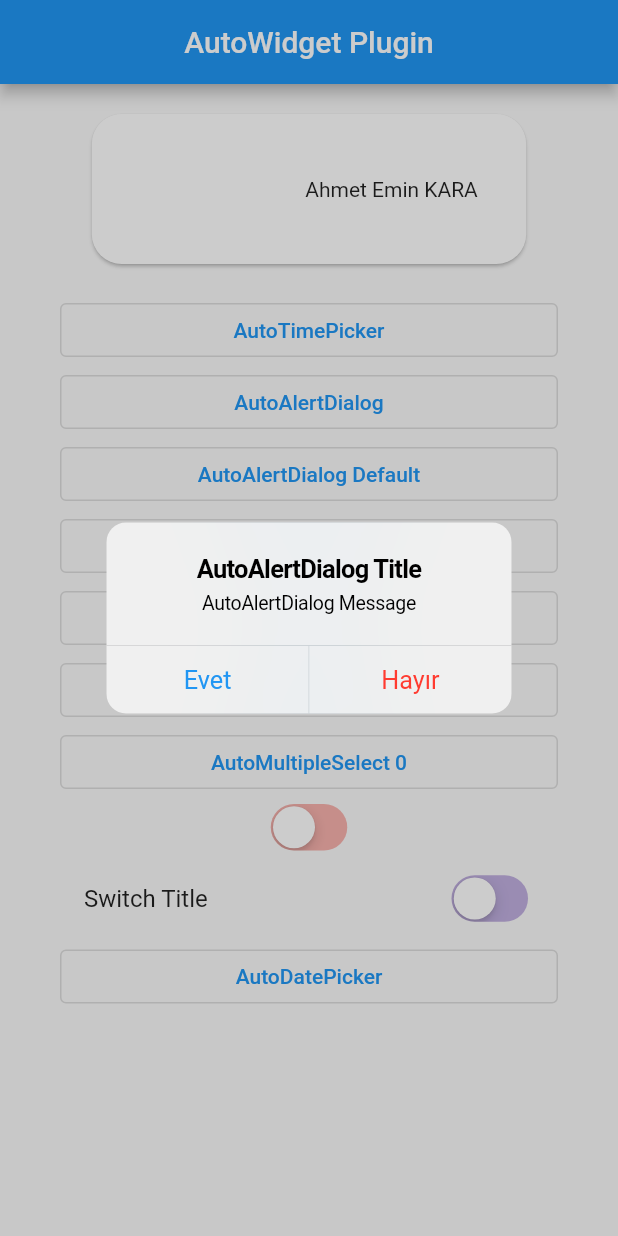
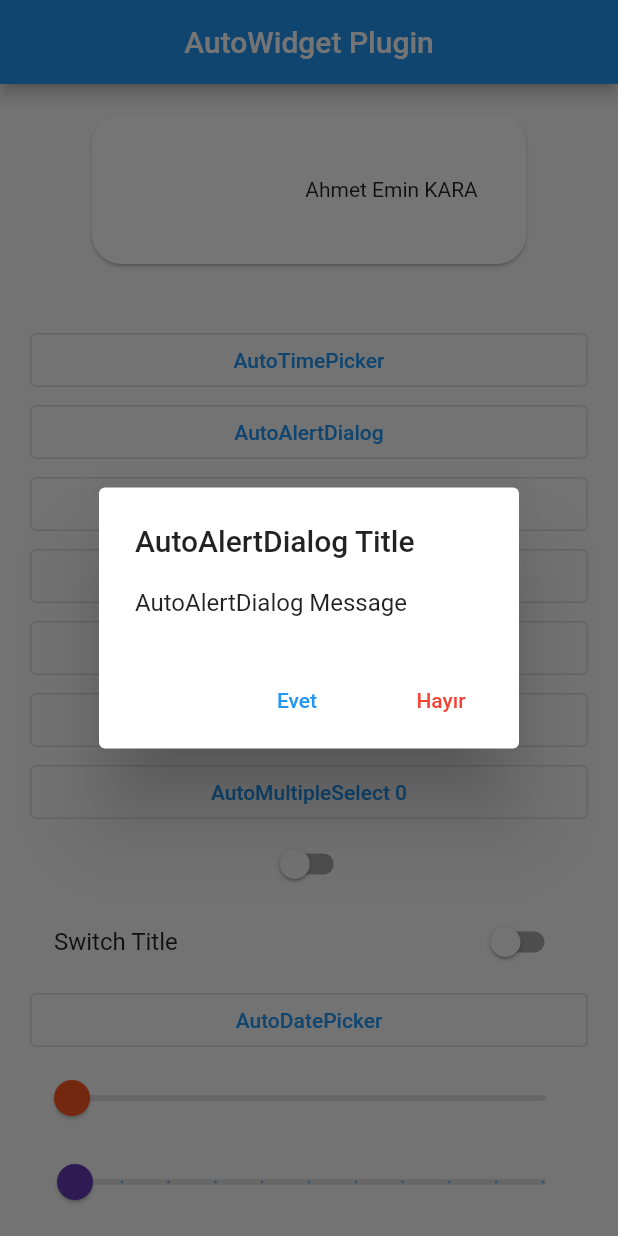
Before and after one commit to ahmeteminkara/auto_widgets, a Flutter app: the screen it shows after launch, after a tap on "AutoAlertDialog", on a phone screen of 412 x 824 dp. Run offline on Flutter 3.47's test engine with Material 2 defaults, Android fonts, the phone set to English and light mode, and no system bars; network calls fail.

Commit message:
added auto slider widget

```diff
--- a/example_auto_widgets/lib/main.dart
+++ b/example_auto_widgets/lib/main.dart
@@ -44,6 +44,7 @@ class _HomePageState extends State<HomePage> {
   bool status = false;
   DateTime currentDate;
   AutoTime currentTime;
+  double sliderValue = 0;
 
   @override
   Widget build(BuildContext context) {
@@ -202,11 +203,24 @@ class _HomePageState extends State<HomePage> {
           );
         },
       ),
+      AutoSlider(
+          value: sliderValue,
+          color: Colors.deepOrange,
+          onChange: (value) {
+            setState(() => sliderValue = value);
+          }),
+      AutoSlider(
+          value: sliderValue,
+          color: Colors.deepPurple,
+          divisions: 10,
+          onChange: (value) {
+            setState(() => sliderValue = value);
+          }),
     ];
 
     return Expanded(
       child: ListView(
-        padding: EdgeInsets.symmetric(horizontal: 40),
+        padding: EdgeInsets.all(20),
         children: btnList.map((e) => e).toList(),
       ),
     );
--- a/lib/auto_widgets.dart
+++ b/lib/auto_widgets.dart
@@ -18,3 +18,5 @@ export './widgets/switch/auto_switch.dart';
 
 export './widgets/datetime/auto_date_picker.dart';
 export './widgets/datetime/auto_time_picker.dart';
+
+export './widgets/slider/auto_slider.dart';
--- a/lib/widgets/datetime/auto_time_picker.dart
+++ b/lib/widgets/datetime/auto_time_picker.dart
@@ -3,9 +3,9 @@ import 'package:flutter/material.dart';
 
 import 'package:auto_widgets/widgets/tools.dart';
 
-class AutoTime {
-  int _hour;
-  int _minute;
+class AutoTime extends TimeOfDay {
+  final int _hour;
+  final int _minute;
 
   AutoTime(int hour, int minute)
       : _hour = hour,
--- a/lib/widgets/loading/auto_loading.dart
+++ b/lib/widgets/loading/auto_loading.dart
@@ -44,7 +44,7 @@ class AutoLoading {
         clipBehavior: Clip.hardEdge,
         child: ListTile(
           tileColor: Colors.transparent,
-          leading: Tools.isAndroid ? CircularProgressIndicator(strokeWidth: 2) : CupertinoActivityIndicator(),
+          leading: Tools.isAndroid ? CircularProgressIndicator(strokeWidth: 2) : CupertinoActivityIndicator(radius: 13),
           title: Text(_message),
         ),
       );
--- /dev/null
+++ b/lib/widgets/slider/auto_slider.dart
@@ -0,0 +1,64 @@
+import 'package:auto_widgets/widgets/tools.dart';
+import 'package:flutter/cupertino.dart';
+import 'package:flutter/material.dart';
+
+class AutoSlider extends StatelessWidget {
+  final double value;
+  final Function(double value) onChange;
+  final String title;
+  final double min;
+  final double max;
+  final Color color;
+  final int divisions;
+
+  const AutoSlider({
+    @required this.value,
+    @required this.onChange,
+    this.title = "",
+    this.min = 0,
+    this.max = 100,
+    this.color,
+    this.divisions,
+  })  : assert(value != null),
+        assert(onChange != null),
+        assert(min != null && max != null),
+        assert(min >= 0 && min < max),
+        assert(divisions == null || (divisions >= min && divisions <= max));
+
+  @override
+  Widget build(BuildContext context) {
+    final android = SliderTheme(
+        data: SliderTheme.of(context).copyWith(
+          inactiveTrackColor: Colors.grey[300],
+          activeTrackColor: color != null ? color.withAlpha(140) : null,
+          trackHeight: 4.0,
+          thumbColor: color ?? null,
+          overlayColor: color != null ? color.withAlpha(30) : null,
+          valueIndicatorColor: color ?? null,
+          valueIndicatorTextStyle: TextStyle(fontSize: 18),
+          thumbShape: RoundSliderThumbShape(enabledThumbRadius: 12.0),
+          overlayShape: RoundSliderOverlayShape(overlayRadius: 28.0),
+          showValueIndicator: ShowValueIndicator.always,
+        ),
+        child: _android);
+    return Tools.isAndroid ? android : _ios;
+  }
+
+  get _ios => CupertinoSlider(
+        min: min,
+        max: max,
+        value: value,
+        onChanged: onChange,
+        activeColor: color ?? null,
+        divisions: divisions ?? null,
+      );
+
+  get _android => Slider(
+        min: min,
+        max: max,
+        value: value,
+        onChanged: onChange,
+        label: value.toStringAsFixed(0),
+        divisions: divisions ?? null,
+      );
+}
--- a/lib/widgets/tools.dart
+++ b/lib/widgets/tools.dart
@@ -1,5 +1,5 @@
 import 'dart:io';
 
 class Tools {
-  static bool get isAndroid => !Platform.isAndroid;
+  static bool get isAndroid => Platform.isAndroid;
 }
```
